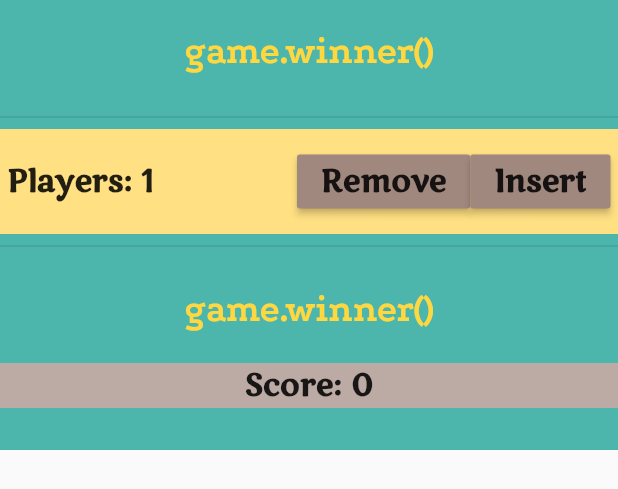
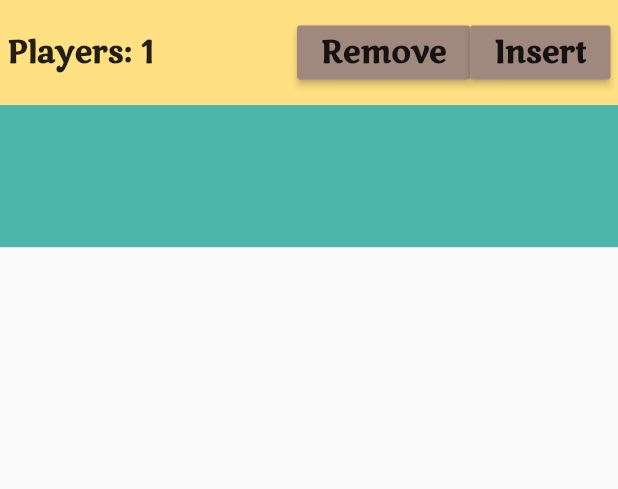
Before and after one commit to arrenaid/black_jack, a Flutter app: the BottomSheetSettings widget shown alone on an empty page, opened directly, on a phone screen of 412 x 824 dp. Shown: the top 489 px of the screen. Run offline on Flutter 3.47's test engine with Material 2 defaults, Android fonts, the phone set to English and light mode, and no system bars; our stand-ins replace bloc, equatable, flutter_bloc.

Commit message:
add in AndroidManifest.xml screenOrientation, bottom_sheet.dart hide unnecessary things, main hide debug banner and refactor

```diff
--- a/lib/main.dart
+++ b/lib/main.dart
@@ -20,6 +20,7 @@ class MyApp extends StatelessWidget {
       create: (context) => JackCubit(),
       child: MaterialApp(
         title: 'Black Jack',
+        debugShowCheckedModeBanner: false,
         home: StartScreen(),
         routes: {
           StartScreen.name: (context) => StartScreen(),
--- a/lib/screens/bottom_sheet.dart
+++ b/lib/screens/bottom_sheet.dart
@@ -63,24 +63,21 @@ class BottomSheetContent extends StatelessWidget {
 class BottomSheetSettings extends StatelessWidget {
   @override
   Widget build(BuildContext context) {
-    String result = "game.winner()";
+    // String result = "game.winner()";
     return BlocBuilder<JackCubit,JackState>(
       builder: (context,state) {
+        final BlackJackList game = state.blackJack;
+        List<Player> players = [];
+        players.add(game.dealer);
+        players.addAll(game.listPlayer);
+
         return Container(
           color: Colors.teal[300],
-          height: 300,
+          height: MediaQuery.of(context).size.height/5,
+          child: SingleChildScrollView(
+            scrollDirection: Axis.vertical,
             child: Column(
               children: [
-              SizedBox(
-                height: 70,
-                child: Center(
-                  child: Text( result,
-                    style: loseTS,
-                    textAlign: TextAlign.center,
-                  ),
-                ),
-              ),
-              const Divider(thickness: 1),
                 Container(
                   height: 70,
                   alignment: Alignment.center,
@@ -113,26 +110,9 @@ class BottomSheetSettings extends StatelessWidget {
                     ],
                   ),
                 ),
-              const Divider(thickness: 1),
-              SizedBox(
-                height: 70,
-                child: Center(
-                  child: Text( result,
-                    style: loseTS,
-                    textAlign: TextAlign.center,
+
+              ],
             ),
-                ),
-              ),
-              Container(
-                height: 30,
-                alignment: Alignment.center,
-                padding: EdgeInsets.symmetric(horizontal: 5),
-                color: Colors.brown[200],
-                width: double.infinity,
-                child: Text("Score: ${state.score}",
-                  style: sampleTS,),
-              ),
-            ],
           ),
         );
       },
--- a/lib/screens/game_screen.dart
+++ b/lib/screens/game_screen.dart
@@ -1,4 +1,3 @@
-
 import 'package:black_jack/constants.dart';
 import 'package:black_jack/cubit/jack_cubit.dart';
 import 'package:black_jack/screens/horisontal_animated_list_view_widget.dart';
@@ -83,6 +82,9 @@ class _GameScreenState extends State<GameScreen>
           return Scaffold(
             backgroundColor: Colors.teal[200],
             body: SafeArea(
+                child: SingleChildScrollView(
+                  scrollDirection: Axis.vertical,
+                  physics: const BouncingScrollPhysics(),
                   child: Center(
                     child: Column(
                       mainAxisAlignment: MainAxisAlignment.spaceEvenly,
@@ -204,6 +206,7 @@ class _GameScreenState extends State<GameScreen>
                         ),
                       ],
                     ),
+                  ),
                 )),
           );
         });
```
Also changed, not shown: lib/screens/winner_screen.dart (+22 -58 lines), pubspec.lock, 1 other file. Lines whose indentation alone changed are shown as unchanged.
